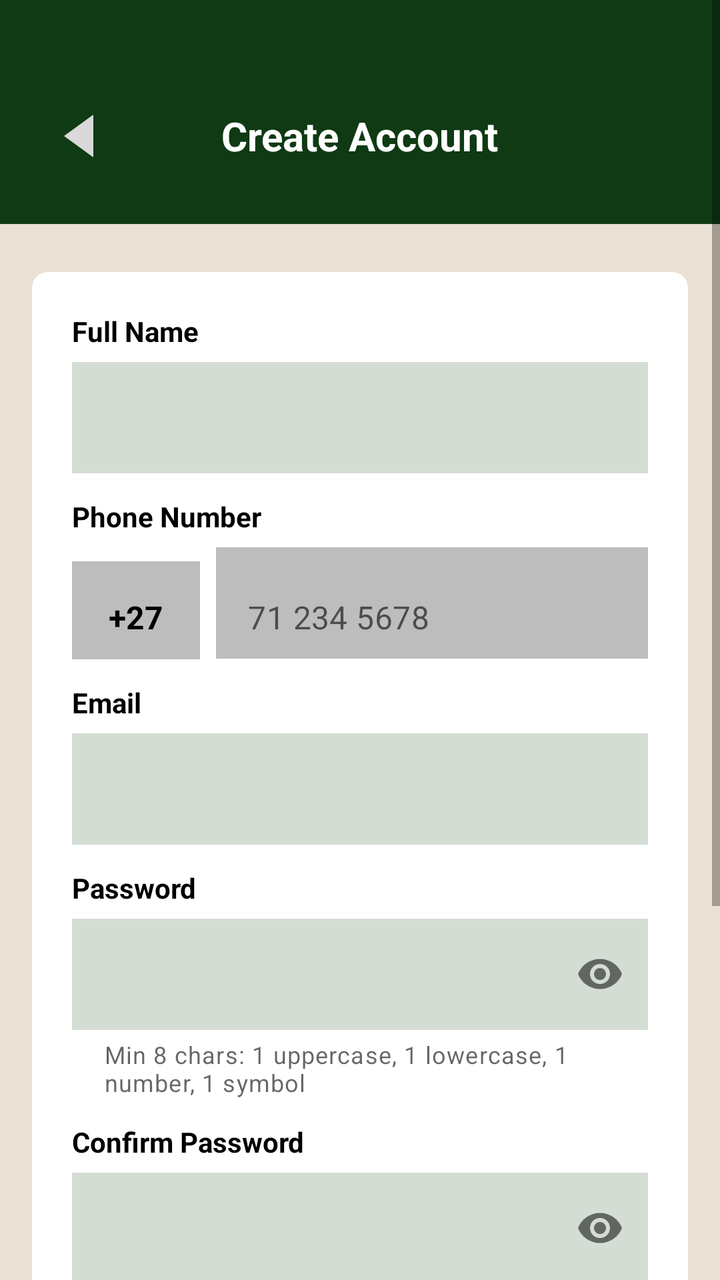
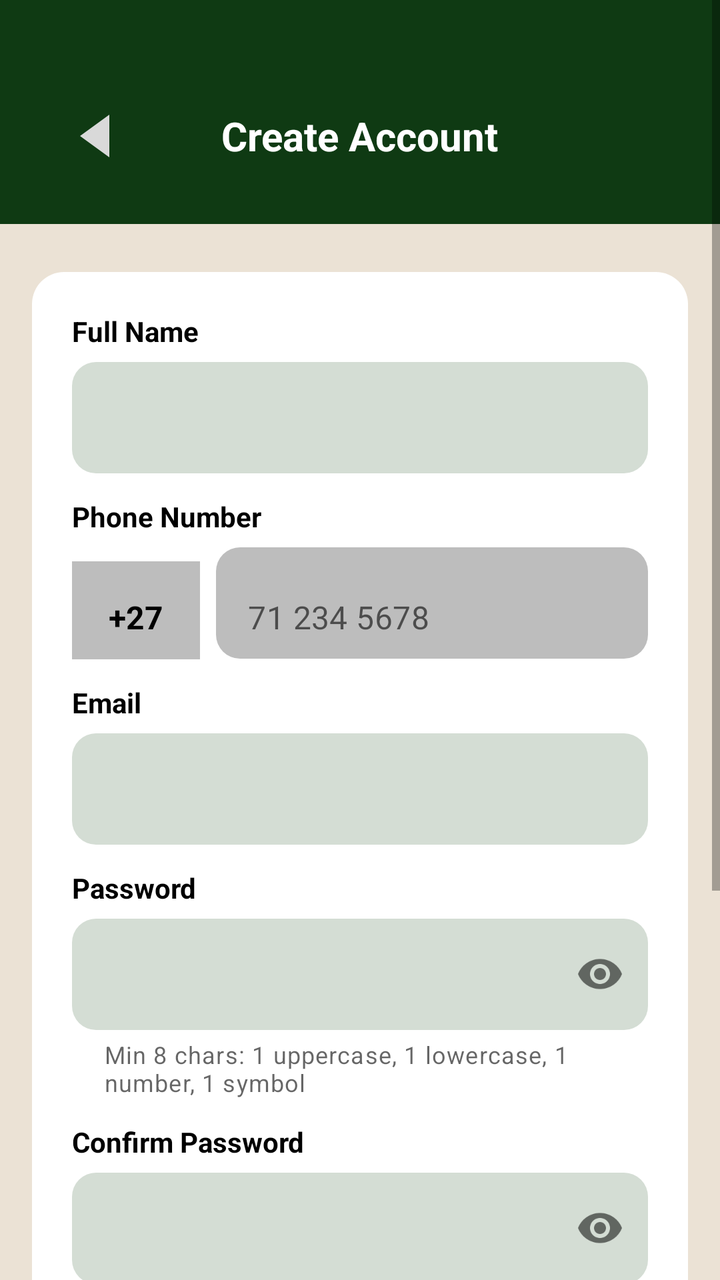

An Android layout rendered at two revisions. The XML below is the earlier revision; the diff shows what the commit changed to produce the second picture.
<!-- AndroidManifest.xml: application theme Theme.NeliRoseApp -->
<!-- res/layout/activity_signup.xml -->
<?xml version="1.0" encoding="utf-8"?>
<ScrollView xmlns:android="http://schemas.android.com/apk/res/android"
    xmlns:app="http://schemas.android.com/apk/res-auto"
    android:layout_width="match_parent"
    android:layout_height="match_parent"
    android:background="@color/neli_cream"
    android:fillViewport="true">

    <LinearLayout
        android:layout_width="match_parent"
        android:layout_height="wrap_content"
        android:orientation="vertical">

        
        <FrameLayout
            android:layout_width="match_parent"
            android:layout_height="112dp"
            android:background="@color/neli_green"
            android:paddingTop="24dp">

            <ImageView
                android:id="@+id/imgBack"
                android:layout_width="32dp"
                android:layout_height="32dp"
                android:layout_gravity="start|center_vertical"
                android:layout_marginStart="24dp"
                android:contentDescription="Back"
                android:src="@drawable/ic_back_triangle" />

            <TextView
                android:layout_width="wrap_content"
                android:layout_height="wrap_content"
                android:layout_gravity="center"
                android:text="Create Account"
                android:textColor="@android:color/white"
                android:textSize="20sp"
                android:textStyle="bold" />
        </FrameLayout>

        
        <LinearLayout
            android:layout_width="match_parent"
            android:layout_height="wrap_content"
            android:layout_marginStart="16dp"
            android:layout_marginTop="24dp"
            android:layout_marginEnd="16dp"
            android:background="@drawable/bg_card"
            android:orientation="vertical"
            android:padding="20dp">

            <TextView
                android:layout_width="wrap_content"
                android:layout_height="wrap_content"
                android:text="Full Name"
                android:textColor="@android:color/black"
                android:textStyle="bold" />

            <com.google.android.material.textfield.TextInputLayout
                android:id="@+id/tilName"
                style="@style/NeliField"
                android:layout_width="match_parent"
                android:layout_height="wrap_content"
                android:layout_marginTop="6dp">

                <com.google.android.material.textfield.TextInputEditText
                    android:id="@+id/etName"
                    android:layout_width="match_parent"
                    android:layout_height="wrap_content"
                    android:inputType="textPersonName|textCapWords" />
            </com.google.android.material.textfield.TextInputLayout>

            <TextView
                android:layout_width="wrap_content"
                android:layout_height="wrap_content"
                android:layout_marginTop="12dp"
                android:text="Phone Number"
                android:textColor="@android:color/black"
                android:textStyle="bold" />

            <LinearLayout
                android:layout_width="match_parent"
                android:layout_height="wrap_content"
                android:layout_marginTop="6dp"
                android:orientation="horizontal">

                <TextView
                    android:layout_width="64dp"
                    android:layout_height="56dp"
                    android:background="@color/neli_grey"
                    android:gravity="center"
                    android:text="+27"
                    android:textColor="@android:color/black"
                    android:textSize="16sp"
                    android:textStyle="bold" />

                <com.google.android.material.textfield.TextInputLayout
                    android:id="@+id/tilPhone"
                    style="@style/NeliField"
                    android:layout_width="0dp"
                    android:layout_height="wrap_content"
                    android:layout_marginStart="8dp"
                    android:layout_weight="1"
                    app:boxBackgroundColor="@color/neli_grey">

                    <com.google.android.material.textfield.TextInputEditText
                        android:id="@+id/etPhone"
                        android:layout_width="match_parent"
                        android:layout_height="wrap_content"
                        android:hint="71 234 5678"
                        android:inputType="phone" />
                </com.google.android.material.textfield.TextInputLayout>
            </LinearLayout>

            <TextView
                android:layout_width="wrap_content"
                android:layout_height="wrap_content"
                android:layout_marginTop="12dp"
                android:text="Email"
                android:textColor="@android:color/black"
                android:textStyle="bold" />

            <com.google.android.material.textfield.TextInputLayout
                android:id="@+id/tilEmail"
                style="@style/NeliField"
                android:layout_width="match_parent"
                android:layout_height="wrap_content"
                android:layout_marginTop="6dp">

                <com.google.android.material.textfield.TextInputEditText
                    android:id="@+id/etEmail"
                    android:layout_width="match_parent"
                    android:layout_height="wrap_content"
                    android:inputType="textEmailAddress" />
            </com.google.android.material.textfield.TextInputLayout>

            <TextView
                android:layout_width="wrap_content"
                android:layout_height="wrap_content"
                android:layout_marginTop="12dp"
                android:text="Password"
                android:textColor="@android:color/black"
                android:textStyle="bold" />

            <com.google.android.material.textfield.TextInputLayout
                android:id="@+id/tilPassword"
                style="@style/NeliField"
                android:layout_width="match_parent"
                android:layout_height="wrap_content"
                android:layout_marginTop="6dp"
                app:endIconMode="password_toggle"
                app:helperText="Min 8 chars: 1 uppercase, 1 lowercase, 1 number, 1 symbol"
                app:helperTextEnabled="true">

                <com.google.android.material.textfield.TextInputEditText
                    android:id="@+id/etPassword"
                    android:layout_width="match_parent"
                    android:layout_height="wrap_content"
                    android:inputType="textPassword" />
            </com.google.android.material.textfield.TextInputLayout>

            <TextView
                android:layout_width="wrap_content"
                android:layout_height="wrap_content"
                android:layout_marginTop="12dp"
                android:text="Confirm Password"
                android:textColor="@android:color/black"
                android:textStyle="bold" />

            <com.google.android.material.textfield.TextInputLayout
                android:id="@+id/tilConfirm"
                style="@style/NeliField"
                android:layout_width="match_parent"
                android:layout_height="wrap_content"
                android:layout_marginTop="6dp"
                app:endIconMode="password_toggle">

                <com.google.android.material.textfield.TextInputEditText
                    android:id="@+id/etConfirm"
                    android:layout_width="match_parent"
                    android:layout_height="wrap_content"
                    android:inputType="textPassword" />
            </com.google.android.material.textfield.TextInputLayout>
        </LinearLayout>

        
        <com.google.android.material.button.MaterialButton
            android:id="@+id/btnCreate"
            android:layout_width="match_parent"
            android:layout_height="56dp"
            android:layout_marginStart="32dp"
            android:layout_marginTop="24dp"
            android:layout_marginEnd="32dp"
            android:backgroundTint="@color/neli_green"
            android:text="Create Account"
            android:textColor="@android:color/white"
            android:textSize="16sp"
            android:textStyle="bold"
            app:cornerRadius="0dp" />

        <com.google.android.material.button.MaterialButton
            android:id="@+id/btnGoogleSignUp"
            android:layout_width="match_parent"
            android:layout_height="56dp"
            android:layout_marginStart="32dp"
            android:layout_marginTop="12dp"
            android:layout_marginEnd="32dp"
            android:backgroundTint="@android:color/white"
            android:text="Sign up with Google"
            android:textColor="@android:color/black"
            android:textSize="16sp"
            android:textStyle="bold"
            app:strokeColor="@color/neli_green"
            app:strokeWidth="1dp"
            app:cornerRadius="0dp" />

        <LinearLayout
            android:layout_width="match_parent"
            android:layout_height="wrap_content"
            android:layout_marginTop="16dp"
            android:layout_marginBottom="24dp"
            android:gravity="center"
            android:orientation="vertical">

            <TextView
                android:layout_width="wrap_content"
                android:layout_height="wrap_content"
                android:text="Already have an account?"
                android:textColor="@android:color/black"
                android:textSize="16sp" />

            <TextView
                android:id="@+id/tvLogin"
                android:layout_width="wrap_content"
                android:layout_height="wrap_content"
                android:padding="4dp"
                android:text="Log In"
                android:textColor="@color/neli_green"
                android:textSize="18sp"
                android:textStyle="bold" />
        </LinearLayout>
    </LinearLayout>
</ScrollView>
<!-- resources referenced by this layout -->
<resources>
  <color name="neli_cream">#EBE2D5</color>
  <color name="neli_green">#0F3A13</color>
  <color name="neli_grey">#BDBDBD</color>
  <!-- drawable bg_card (drawable) -->
  <?xml version="1.0" encoding="utf-8"?>
  <shape xmlns:android="http://schemas.android.com/apk/res/android"
      android:shape="rectangle">
      <solid android:color="@android:color/white" />
      <corners android:radius="8dp" />
  </shape>
  <!-- drawable ic_back_triangle (drawable) -->
  <?xml version="1.0" encoding="utf-8"?>
  <vector xmlns:android="http://schemas.android.com/apk/res/android"
      android:width="24dp"
      android:height="24dp"
      android:viewportWidth="24"
      android:viewportHeight="24">
      <path
          android:fillColor="#D9D9D9"
          android:pathData="M17,4 L6,12 L17,20 Z" />
  </vector>
  <style name="NeliField" parent="Widget.MaterialComponents.TextInputLayout.FilledBox">
          <item name="boxBackgroundColor">@color/neli_box_bg</item>
          <item name="boxStrokeWidth">0dp</item>
          <item name="boxStrokeWidthFocused">0dp</item>
          <item name="boxCornerRadiusTopStart">0dp</item>
          <item name="boxCornerRadiusTopEnd">0dp</item>
          <item name="boxCornerRadiusBottomStart">0dp</item>
          <item name="boxCornerRadiusBottomEnd">0dp</item>
          <item name="hintEnabled">false</item>
      </style>
  <style name="Theme.NeliRoseApp" parent="Theme.MaterialComponents.Light.NoActionBar">
          
          <item name="colorPrimary">@color/neli_green</item>
          <item name="colorPrimaryVariant">@color/neli_green_dark</item>
          <item name="colorOnPrimary">@android:color/white</item>
  
          
          <item name="android:windowBackground">@color/neli_cream</item>
          <item name="android:forceDarkAllowed" tools:targetApi="q">false</item>
  
          
          <item name="android:statusBarColor">@color/neli_green_dark</item>
          <item name="android:windowLightStatusBar">false</item>
      </style>
  <color name="neli_box_bg">#D4DDD4</color>
  <color name="neli_green_dark">#08230B</color>
</resources>

<!-- the commit's change to res/layout/activity_signup.xml (unified diff, before → after) -->
@@ -20,8 +20,9 @@
 
             <ImageView
                 android:id="@+id/imgBack"
-                android:layout_width="32dp"
-                android:layout_height="32dp"
+                android:layout_width="48dp"
+                android:layout_height="48dp"
+                android:padding="8dp"
                 android:layout_gravity="start|center_vertical"
                 android:layout_marginStart="24dp"
                 android:contentDescription="Back"
@@ -186,7 +187,8 @@
         <com.google.android.material.button.MaterialButton
             android:id="@+id/btnCreate"
             android:layout_width="match_parent"
-            android:layout_height="56dp"
+            android:layout_height="wrap_content"
+            android:minHeight="56dp"
             android:layout_marginStart="32dp"
             android:layout_marginTop="24dp"
             android:layout_marginEnd="32dp"
@@ -195,12 +197,13 @@
             android:textColor="@android:color/white"
             android:textSize="16sp"
             android:textStyle="bold"
-            app:cornerRadius="0dp" />
+            app:cornerRadius="12dp" />
 
         <com.google.android.material.button.MaterialButton
             android:id="@+id/btnGoogleSignUp"
             android:layout_width="match_parent"
-            android:layout_height="56dp"
+            android:layout_height="wrap_content"
+            android:minHeight="56dp"
             android:layout_marginStart="32dp"
             android:layout_marginTop="12dp"
             android:layout_marginEnd="32dp"
@@ -211,7 +214,7 @@
             android:textStyle="bold"
             app:strokeColor="@color/neli_green"
             app:strokeWidth="1dp"
-            app:cornerRadius="0dp" />
+            app:cornerRadius="12dp" />
 
         <LinearLayout
             android:layout_width="match_parent"
@@ -232,6 +235,8 @@
                 android:id="@+id/tvLogin"
                 android:layout_width="wrap_content"
                 android:layout_height="wrap_content"
+                android:minHeight="48dp"
+                android:gravity="center"
                 android:padding="4dp"
                 android:text="Log In"
                 android:textColor="@color/neli_green"
<!-- resource entries referenced after the edit -->
@@ -8,7 +8,7 @@
   <shape xmlns:android="http://schemas.android.com/apk/res/android"
       android:shape="rectangle">
       <solid android:color="@android:color/white" />
-      <corners android:radius="8dp" />
+      <corners android:radius="16dp" />
   </shape>
   <!-- drawable ic_back_triangle (drawable) -->
   <?xml version="1.0" encoding="utf-8"?>
@@ -25,10 +25,10 @@
           <item name="boxBackgroundColor">@color/neli_box_bg</item>
           <item name="boxStrokeWidth">0dp</item>
           <item name="boxStrokeWidthFocused">0dp</item>
-          <item name="boxCornerRadiusTopStart">0dp</item>
-          <item name="boxCornerRadiusTopEnd">0dp</item>
-          <item name="boxCornerRadiusBottomStart">0dp</item>
-          <item name="boxCornerRadiusBottomEnd">0dp</item>
+          <item name="boxCornerRadiusTopStart">12dp</item>
+          <item name="boxCornerRadiusTopEnd">12dp</item>
+          <item name="boxCornerRadiusBottomStart">12dp</item>
+          <item name="boxCornerRadiusBottomEnd">12dp</item>
           <item name="hintEnabled">false</item>
       </style>
   <style name="Theme.NeliRoseApp" parent="Theme.MaterialComponents.Light.NoActionBar">
